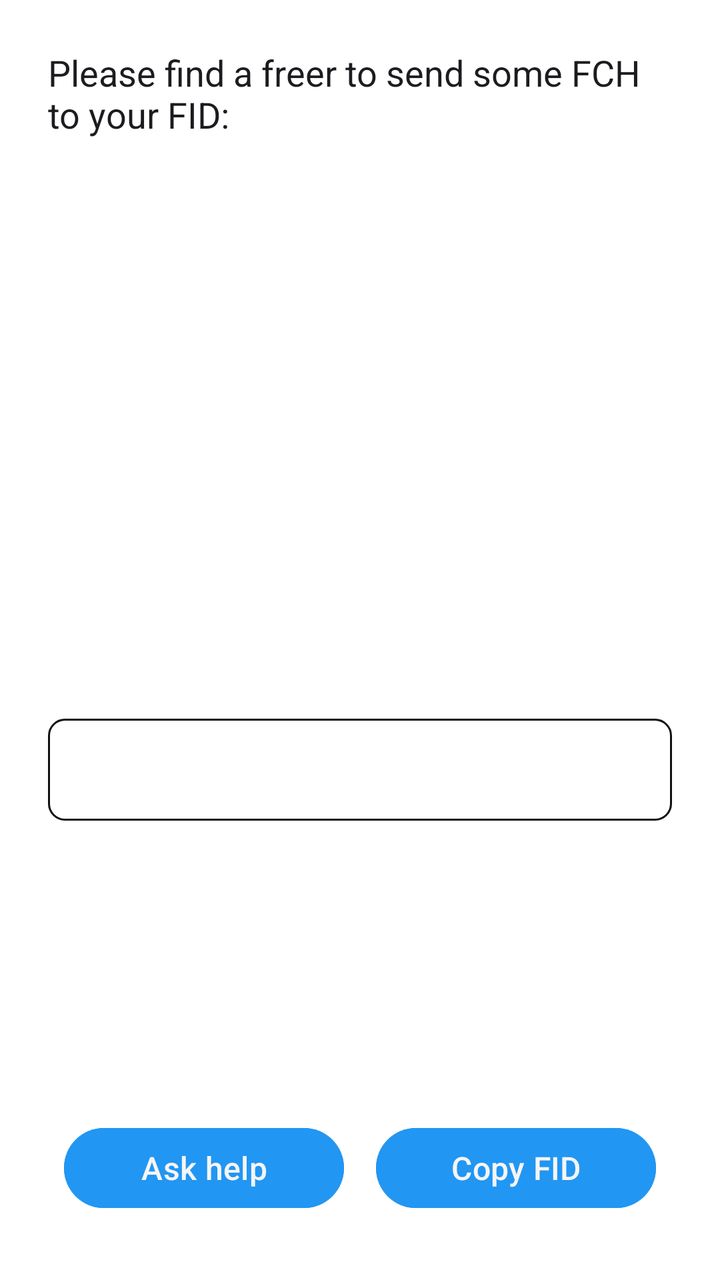
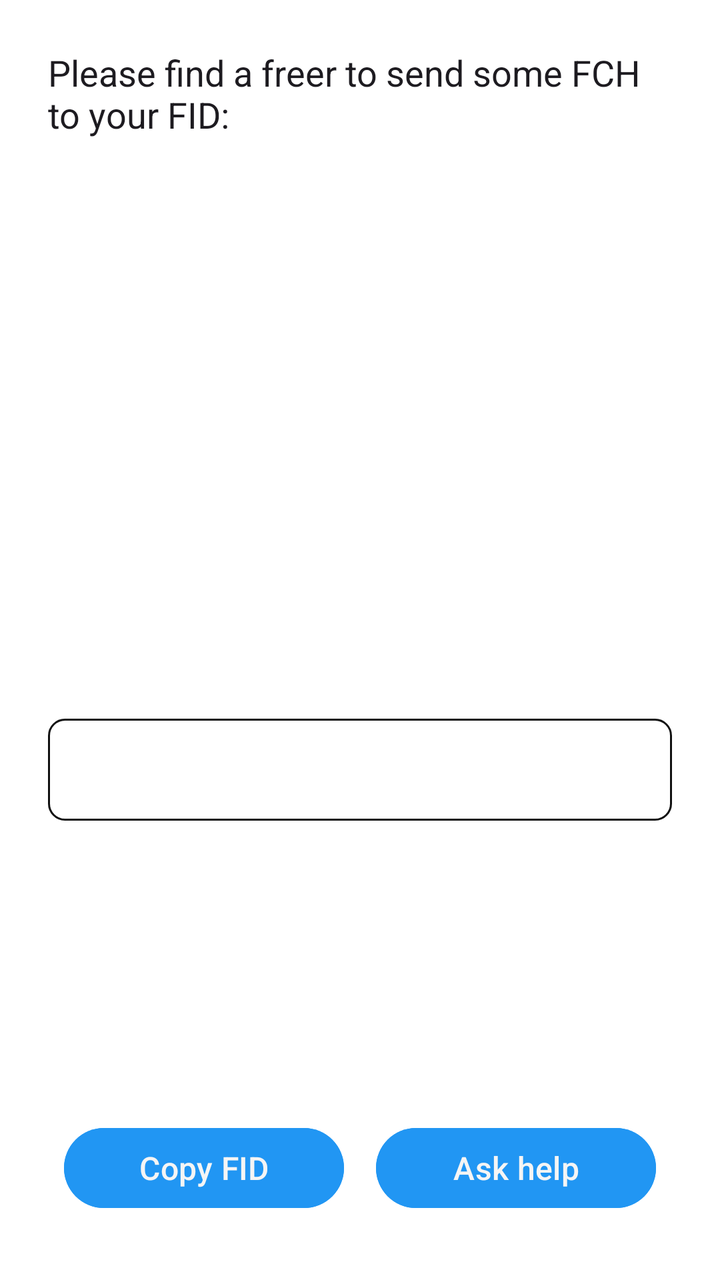

Compare the two renders of this Android layout. The source of the first and the diff that turns it into the second are given below.
<!-- AndroidManifest.xml: application theme Theme.Freer -->
<!-- res/layout/dialog_topup_prompt.xml -->
<?xml version="1.0" encoding="utf-8"?>
<LinearLayout xmlns:android="http://schemas.android.com/apk/res/android"
    android:layout_width="match_parent"
    android:layout_height="wrap_content"
    android:orientation="vertical"
    android:padding="24dp">

    
    <ScrollView
        android:layout_width="match_parent"
        android:layout_height="0dp"
        android:layout_weight="1"
        android:fillViewport="true">

        <LinearLayout
            android:layout_width="match_parent"
            android:layout_height="wrap_content"
            android:orientation="vertical">

            
            <TextView
                android:id="@+id/topupMessageText"
                android:layout_width="match_parent"
                android:layout_height="wrap_content"
                android:text="@string/topUp_prompt_message"
                android:textSize="18sp"
                android:textColor="?attr/colorOnSurface"
                android:layout_marginBottom="16dp" />


            
            <ImageView
                android:id="@+id/topupQrCode"
                android:layout_width="match_parent"
                android:layout_height="250dp"
                android:scaleType="fitCenter"
                android:layout_marginBottom="24dp"
                android:contentDescription="@string/qr_code" />

            
            <TextView
                android:id="@+id/topupFidText"
                android:layout_width="match_parent"
                android:layout_height="wrap_content"
                android:textSize="20sp"
                android:textColor="?attr/colorPrimary"
                android:fontFamily="monospace"
                android:textIsSelectable="true"
                android:layout_marginBottom="16dp"
                android:background="@drawable/bg_input_view"
                android:padding="12dp" />

        </LinearLayout>

    </ScrollView>

    
    <LinearLayout
        android:layout_width="match_parent"
        android:layout_height="wrap_content"
        android:orientation="horizontal"
        android:gravity="end">

        
        <Button
            android:id="@+id/topupIgnoreButton"
            style="@style/ButtonStyle"
            android:layout_width="wrap_content"
            android:layout_height="wrap_content"
            android:text="@string/ignore"
            android:layout_marginEnd="8dp"
            android:visibility="gone"
            />

        
        <Button
            android:id="@+id/topupAskBoardButton"
            style="@style/ButtonStyle"
            android:layout_width="0dp"
            android:layout_height="wrap_content"
            android:layout_weight="1"
            android:text="@string/ask_first_fch"
            android:layout_marginEnd="8dp" />

        
        <Button
            android:id="@+id/topupCopyButton"
            style="@style/ButtonStyle"
            android:layout_width="0dp"
            android:layout_height="wrap_content"
            android:layout_weight="1"
            android:text="@string/copy_fid" />

    </LinearLayout>

</LinearLayout>
<!-- resources referenced by this layout -->
<resources>
  <!-- drawable bg_input_view (drawable) -->
  <?xml version="1.0" encoding="utf-8"?>
  <shape xmlns:android="http://schemas.android.com/apk/res/android"
      android:shape="rectangle">
      <solid android:color="@color/input_field_background" />
      <stroke android:width="1dp" android:color="@color/outline_heavy" />
      <corners android:radius="8dp" />
      <padding android:left="8dp" android:top="8dp" android:right="8dp" android:bottom="8dp" />
  </shape>
  <string name="ask_first_fch">Ask help</string>
  <string name="copy_fid">Copy FID</string>
  <string name="ignore">Ignore</string>
  <string name="qr_code">QR Code</string>
  <string name="topUp_prompt_message">Please find a freer to send some FCH to your FID:</string>
  <style name="ButtonStyle">
          <item name="android:textColor">@color/main_background</item>
          <item name="android:backgroundTint">@color/accent</item>
          <item name="android:paddingStart">8dp</item>
          <item name="android:paddingEnd">8dp</item>
          <item name="android:paddingTop">8dp</item>
          <item name="android:paddingBottom">8dp</item>
          <item name="android:textSize">16sp</item>
          <item name="android:textAllCaps">false</item>
          <item name="android:layout_width">wrap_content</item>
          <item name="android:layout_height">@dimen/button_height</item>
          <item name="android:layout_weight">1</item>
          <item name="android:layout_marginStart">4dp</item>
          <item name="android:layout_marginEnd">4dp</item>
          <item name="android:layout_margin">8dp</item>
          <item name="android:layout_gravity">center</item>
      </style>
  <style name="Theme.Freer" parent="Base.Theme.Freer" />
  <color name="input_field_background">#FFFFFF</color>
  <color name="outline_heavy">#111111</color>
  <color name="main_background">#F5F5F5</color>
  <color name="accent">#2196F3</color>
  <dimen name="button_height">52dp</dimen>
  <style name="Base.Theme.Freer" parent="Theme.Material3.DayNight.NoActionBar">
          <item name="colorPrimary">#2196F3</item>
          <item name="colorAccent">#2196F3</item>
          <item name="android:windowBackground">#FFFFFF</item>
          
          <item name="android:windowLayoutInDisplayCutoutMode">shortEdges</item>
          <item name="android:enforceNavigationBarContrast">false</item>
          <item name="android:enforceStatusBarContrast">false</item>
          <item name="android:statusBarColor">@android:color/transparent</item>
          <item name="android:navigationBarColor">@android:color/transparent</item>
          <item name="android:windowLightStatusBar">true</item>
          <item name="android:windowLightNavigationBar">true</item>
      </style>
</resources>

<!-- the commit's change to res/layout/dialog_topup_prompt.xml (unified diff, before → after) -->
@@ -74,22 +74,22 @@
 
         
         <Button
+            android:id="@+id/topupCopyButton"
+            style="@style/ButtonStyle"
+            android:layout_width="0dp"
+            android:layout_height="wrap_content"
+            android:layout_weight="1"
+            android:text="@string/copy_fid"
+            android:layout_marginEnd="8dp" />
+
+        
+        <Button
             android:id="@+id/topupAskBoardButton"
             style="@style/ButtonStyle"
             android:layout_width="0dp"
             android:layout_height="wrap_content"
             android:layout_weight="1"
-            android:text="@string/ask_first_fch"
-            android:layout_marginEnd="8dp" />
-
-        
-        <Button
-            android:id="@+id/topupCopyButton"
-            style="@style/ButtonStyle"
-            android:layout_width="0dp"
-            android:layout_height="wrap_content"
-            android:layout_weight="1"
-            android:text="@string/copy_fid" />
+            android:text="@string/ask_first_fch" />
 
     </LinearLayout>
 
